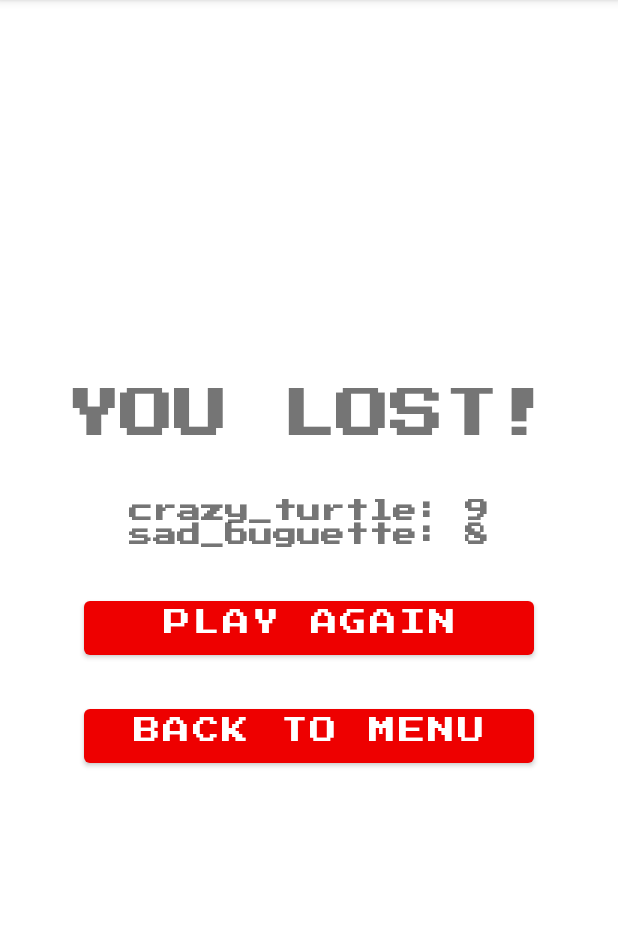
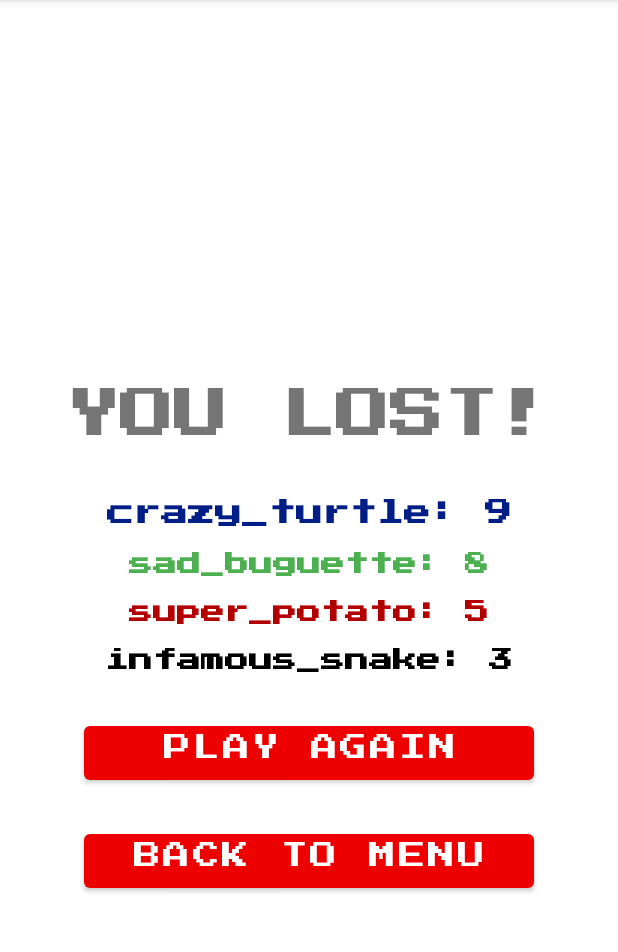
Before and after one commit to rachmiroff/super-mega-snake-android, an Android app: the MultiPlayerDefeatActivity screen opened directly, with no data from a screen before it, on a phone screen of 412 x 824 dp, the part 84-1036 px from its top. Run offline under Robolectric (Android 15) with nearby library versions, the phone set to English and light mode, and no system bars.

Commit message:
Create the Multi-player Defeat Activity layout (Closes #17)
* Split player list into separate text views with unique ID.
* Extract text attribute values into the string.xml file

```diff
--- a/app/src/main/res/layout/activity_multi_player_defeat.xml
+++ b/app/src/main/res/layout/activity_multi_player_defeat.xml
@@ -11,7 +11,7 @@
         android:layout_width="wrap_content"
         android:layout_height="wrap_content"
         android:fontFamily="@font/press_start_regular_2p"
-        android:text="YOU LOST!"
+        android:text="@string/lostButton_text"
         android:textAlignment="center"
         android:textSize="36sp"
         android:textStyle="bold"
@@ -22,18 +22,65 @@
         app:layout_constraintVertical_bias="0.36" />
 
     <TextView
-        android:id="@+id/bestPlayersListTextView"
+        android:id="@+id/firstBestPlayersHighScoreTextView"
         android:layout_width="wrap_content"
         android:layout_height="wrap_content"
         android:layout_marginTop="24dp"
         android:fontFamily="@font/press_start_regular_2p"
-        android:text="crazy_turtle: 9\nsad_buguette: 8"
+        android:text="@string/firstBestPlayersHighScore_text"
+        android:textAlignment="center"
+        android:textSize="18sp"
+        android:textStyle="bold"
+        android:textColor="@color/teal_700"
+        app:layout_constraintEnd_toEndOf="parent"
+        app:layout_constraintStart_toStartOf="parent"
+        app:layout_constraintTop_toBottomOf="@+id/titleDefeatTextView" />
+
+    <TextView
+        android:id="@+id/secondBestPlayersHighScoreTextView"
+        android:layout_width="wrap_content"
+        android:layout_height="wrap_content"
+        android:layout_marginTop="10dp"
+        android:fontFamily="@font/press_start_regular_2p"
+        android:text="@string/secondBestPlayersHighScore_text"
         android:textAlignment="center"
         android:textSize="16sp"
         android:textStyle="bold"
+        android:textColor="@color/green"
         app:layout_constraintEnd_toEndOf="parent"
         app:layout_constraintStart_toStartOf="parent"
-        app:layout_constraintTop_toBottomOf="@+id/titleDefeatTextView" />
+        app:layout_constraintTop_toBottomOf="@+id/firstBestPlayersHighScoreTextView" />
+
+    <TextView
+        android:id="@+id/thirdBestPlayersHighScoreTextView"
+        android:layout_width="wrap_content"
+        android:layout_height="wrap_content"
+        android:layout_marginTop="10dp"
+        android:fontFamily="@font/press_start_regular_2p"
+        android:text="@string/thirdBestPlayersHighScore_text"
+        android:textAlignment="center"
+        android:textSize="16sp"
+        android:textStyle="bold"
+        android:textColor="@color/purple_700"
+        app:layout_constraintEnd_toEndOf="parent"
+        app:layout_constraintStart_toStartOf="parent"
+        app:layout_constraintTop_toBottomOf="@+id/secondBestPlayersHighScoreTextView" />
+
+    <TextView
+        android:id="@+id/fourthBestPlayersHighScoreTextView"
+        android:layout_width="wrap_content"
+        android:layout_height="wrap_content"
+        android:layout_marginTop="10dp"
+        android:fontFamily="@font/press_start_regular_2p"
+        android:text="@string/fourthBestPlayersHighScore_text"
+        android:textAlignment="center"
+        android:textSize="16sp"
+        android:textStyle="bold"
+        android:textColor="@color/black"
+        app:layout_constraintEnd_toEndOf="parent"
+        app:layout_constraintStart_toStartOf="parent"
+        app:layout_constraintTop_toBottomOf="@+id/thirdBestPlayersHighScoreTextView" />
+
 
     <Button
         android:id="@+id/playAgainButton"
@@ -46,7 +93,7 @@
         android:textSize="18sp"
         app:layout_constraintEnd_toEndOf="parent"
         app:layout_constraintStart_toStartOf="parent"
-        app:layout_constraintTop_toBottomOf="@+id/bestPlayersListTextView" />
+        app:layout_constraintTop_toBottomOf="@+id/fourthBestPlayersHighScoreTextView" />
 
     <Button
         android:id="@+id/backToMenuButton"
--- a/app/src/main/res/values/colors.xml
+++ b/app/src/main/res/values/colors.xml
@@ -7,4 +7,6 @@
     <color name="teal_700">#011E87</color>
     <color name="black">#FF000000</color>
     <color name="white">#FFFFFFFF</color>
+    <color name="green">#FF4CAF50</color>
+    <color name="yellow">#FFFFEB3B</color>
 </resources>
--- a/app/src/main/res/values/strings.xml
+++ b/app/src/main/res/values/strings.xml
@@ -4,4 +4,9 @@
     <string name="singlePlayerButton_text">SINGLE-PLAYER GAME</string>
     <string name="multiPlayerButton_text">MULTI-PLAYER GAME</string>
     <string name="highScoreButton_text">HIGH SCORES</string>
+    <string name="lostButton_text">YOU LOST!</string>
+    <string name="firstBestPlayersHighScore_text">crazy_turtle: 9</string>
+    <string name="secondBestPlayersHighScore_text">sad_buguette: 8</string>
+    <string name="thirdBestPlayersHighScore_text">super_potato: 5</string>
+    <string name="fourthBestPlayersHighScore_text">infamous_snake: 3</string>
 </resources>
```
